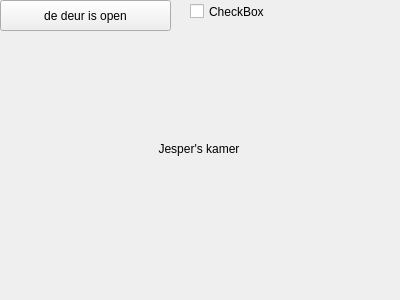
The window that kamer_jesper.ui (djog/djog_nanos_2018) describes before a commit, drawn with Qt 5.
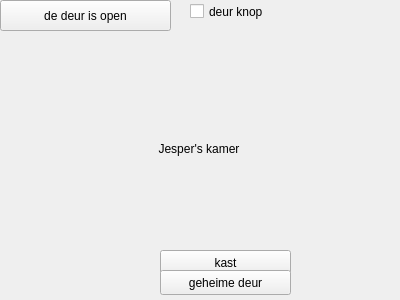
The same window after the commit.

Commit message: Veranderd, dankjewel @richelbilderbeek

```diff
--- a/kamer_jesper.ui
+++ b/kamer_jesper.ui
@@ -52,7 +52,55 @@
     </rect>
    </property>
    <property name="text">
-    <string>CheckBox</string>
+    <string>deur knop</string>
+   </property>
+  </widget>
+  <widget class="QPushButton" name="pushButton">
+   <property name="geometry">
+    <rect>
+     <x>160</x>
+     <y>250</y>
+     <width>131</width>
+     <height>25</height>
+    </rect>
+   </property>
+   <property name="text">
+    <string>kast</string>
+   </property>
+  </widget>
+  <widget class="QWidget" name="horizontalLayoutWidget">
+   <property name="geometry">
+    <rect>
+     <x>140</x>
+     <y>249</y>
+     <width>20</width>
+     <height>51</height>
+    </rect>
+   </property>
+   <layout class="QHBoxLayout" name="horizontalLayout"/>
+  </widget>
+  <widget class="QWidget" name="horizontalLayoutWidget_2">
+   <property name="geometry">
+    <rect>
+     <x>290</x>
+     <y>250</y>
+     <width>16</width>
+     <height>51</height>
+    </rect>
+   </property>
+   <layout class="QHBoxLayout" name="horizontalLayout_2"/>
+  </widget>
+  <widget class="QPushButton" name="pushButton_2">
+   <property name="geometry">
+    <rect>
+     <x>160</x>
+     <y>270</y>
+     <width>131</width>
+     <height>25</height>
+    </rect>
+   </property>
+   <property name="text">
+    <string>geheime deur</string>
    </property>
   </widget>
  </widget>
```
The commit also changes 2 other files.
